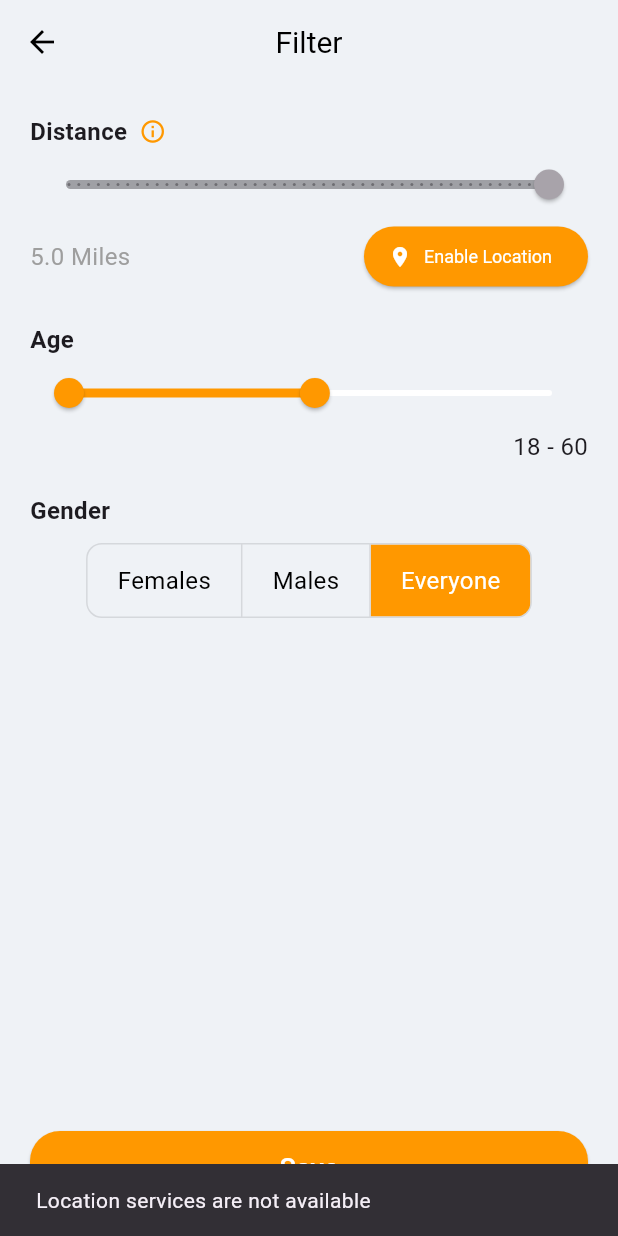
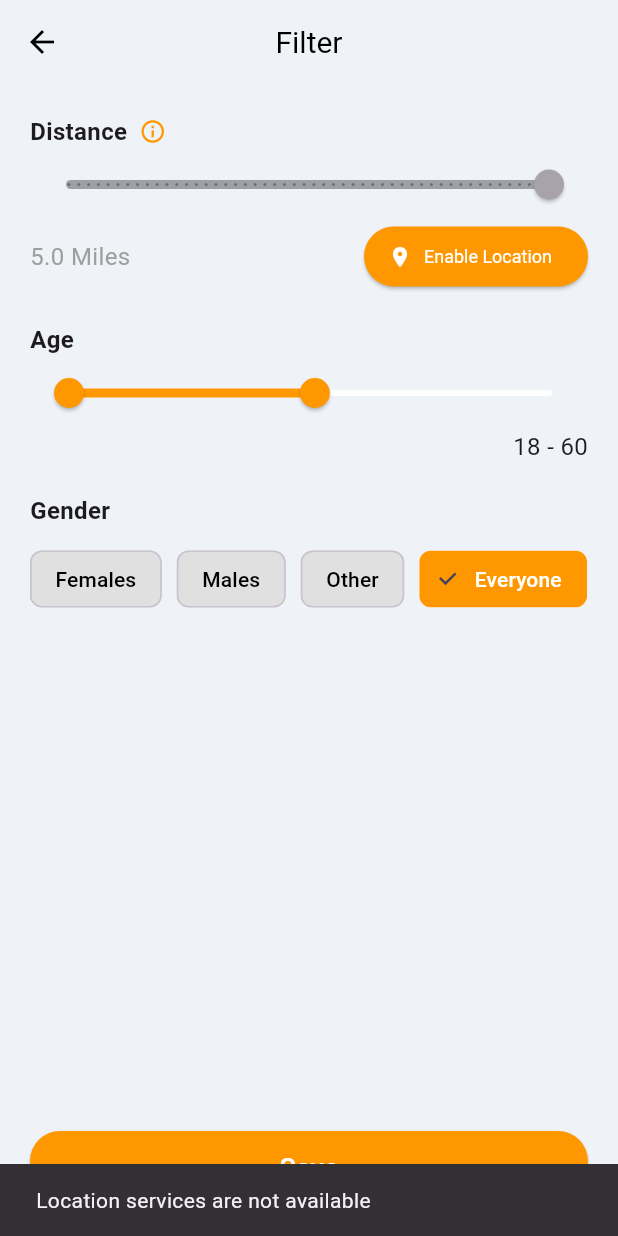
Before and after one commit to encounterapp/encounter_app, a Flutter app: the FilterPage screen opened directly, after a tap on "Enable Location", on a phone screen of 412 x 824 dp. Run offline on Flutter 3.47's test engine with Material 3 defaults, Android fonts, the light colour scheme and no system bars; our stand-ins replace geolocator, image_picker, shared_preferences, supabase_flutter, timeago; accounts and stored records are empty; statements that could not run were skipped.

Commit message:
Edit filter page to include "other" gender

```diff
--- a/lib/pages/filter_page.dart
+++ b/lib/pages/filter_page.dart
@@ -15,14 +15,15 @@ class _FilterPageState extends State<FilterPage> {
   String _selectedGender = "Everyone"; // Default gender selection
   bool _locationEnabled = false; // Track if location is enabled
 
-  final List<String> _genderOptions = ["Females", "Males", "Everyone"];
+  final List<String> _genderOptions = ["Females", "Males", "Other", "Everyone"];
   final LocationManager _locationManager = LocationManager();
 
   @override
   void initState() {
     super.initState();
-    _loadSavedFilters();
-    _checkLocationStatus();
+    _loadFilterPreferences().then((_) {
+      _checkLocationStatus();
+    });
   }
 
   // Check if location services are available
@@ -35,8 +36,8 @@ class _FilterPageState extends State<FilterPage> {
     }
   }
 
-  // Load saved filter preferences
-  Future<void> _loadSavedFilters() async {
+  /// Loads filter preferences from SharedPreferences
+  Future<void> _loadFilterPreferences() async {
     final prefs = await SharedPreferences.getInstance();
 
     setState(() {
@@ -178,23 +179,28 @@ class _FilterPageState extends State<FilterPage> {
             const SizedBox(height: 20),
             const Text("Gender", style: TextStyle(fontSize: 16, fontWeight: FontWeight.bold)),
             const SizedBox(height: 10),
-            Center(
-              child: ToggleButtons(
-                borderRadius: BorderRadius.circular(10),
-                isSelected: _genderOptions.map((e) => e == _selectedGender).toList(),
-                selectedColor: Colors.white,
-                fillColor: Colors.orange,
-                color: Colors.black,
-                onPressed: (index) {
-                  setState(() {
-                    _selectedGender = _genderOptions[index];
-                  });
-                },
-                children: _genderOptions.map((e) => Padding(
-                  padding: const EdgeInsets.symmetric(horizontal: 20),
-                  child: Text(e, style: const TextStyle(fontSize: 16)),
-                )).toList(),
-              ),
+            Wrap(
+              spacing: 10, // horizontal space between chips
+              runSpacing: 10, // vertical space between lines
+              alignment: WrapAlignment.start,
+              children: _genderOptions.map((gender) {
+                return ChoiceChip(
+                  label: Text(gender),
+                  selected: _selectedGender == gender,
+                  onSelected: (bool selected) {
+                    if (selected) {
+                      setState(() {
+                        _selectedGender = gender;
+                      });
+                    }
+                  },
+                  selectedColor: Colors.orange,
+                  backgroundColor: Colors.grey[300],
+                  labelStyle: TextStyle(
+                    color: _selectedGender == gender ? Colors.white : Colors.black,
+                  ),
+                );
+              }).toList(),
             ),
 
             const Spacer(), // Push the save button to the bottom
```
